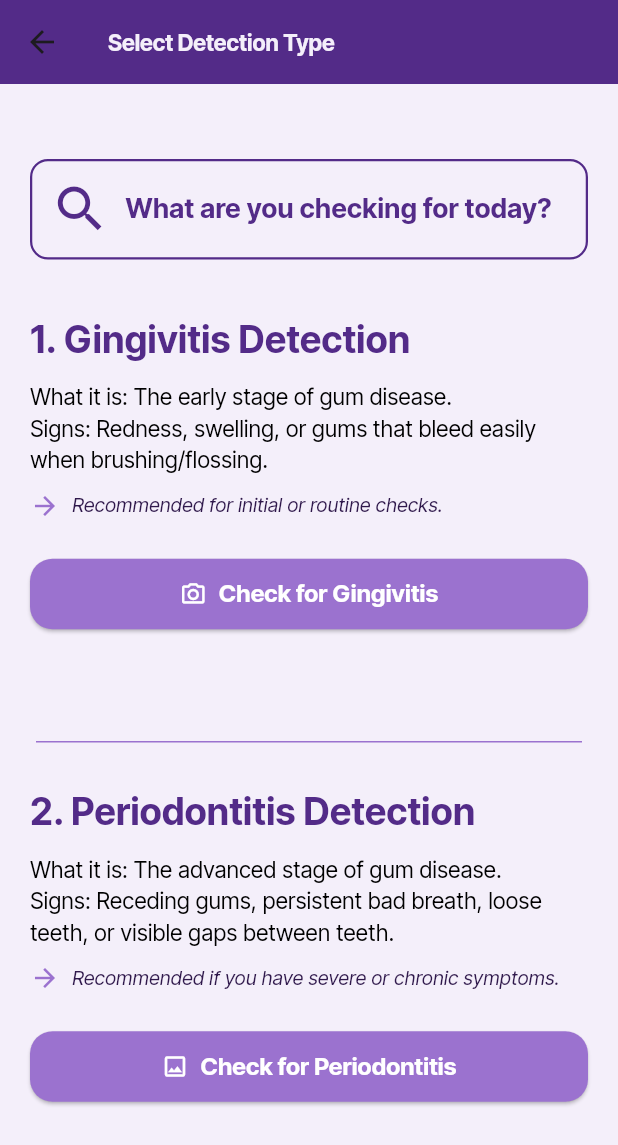
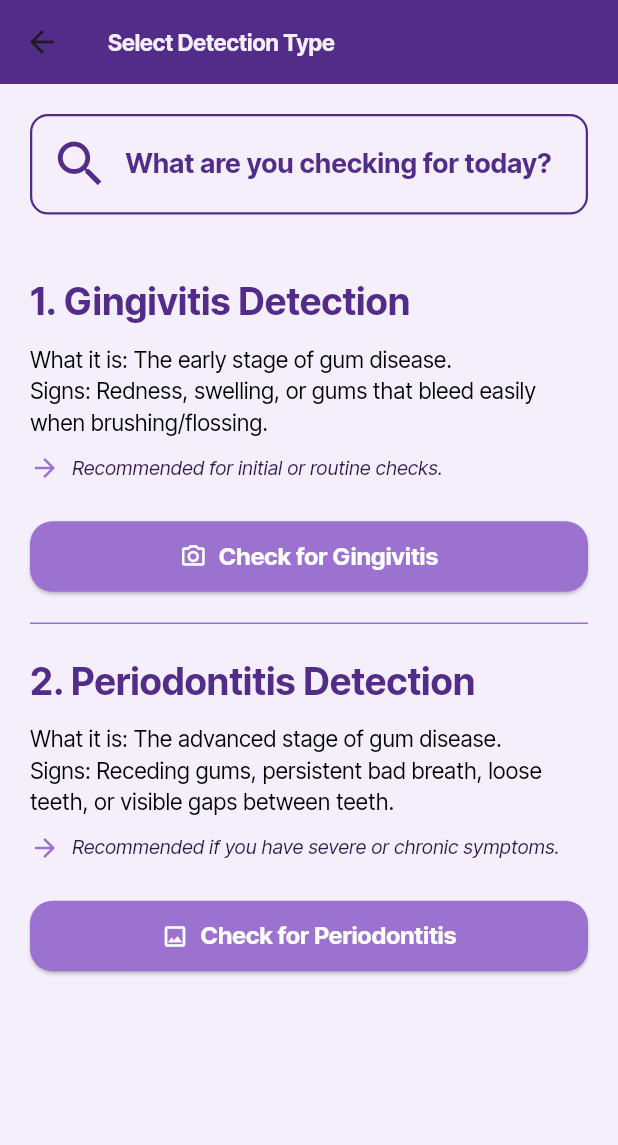
Before and after one commit to jayn95/deepdent, a Flutter app: the DiseaseSelectionScreen screen opened directly, on a phone screen of 412 x 824 dp. Shown: the top 1145 px of the screen. Run offline on Flutter 3.47's test engine with Material 3 defaults, Android fonts, the phone set to English and light mode, and no system bars; our stand-ins replace image_picker, permission_handler.

Commit message:
added changes

```diff
--- a/lib/screens/disease_selection_screen.dart
+++ b/lib/screens/disease_selection_screen.dart
@@ -12,9 +12,9 @@ class DiseaseSelectionScreen extends StatelessWidget {
       appBar: AppBar(title: const Text("Select Detection Type")),
       body: Column(
         children: [
-          const SizedBox(height: 50),
+          // Fixed search box at the top
           Padding(
-            padding: const EdgeInsets.symmetric(horizontal: 20),
+            padding: const EdgeInsets.all(20),
             child: Container(
               padding: const EdgeInsets.all(12),
               decoration: BoxDecoration(
@@ -43,14 +43,16 @@ class DiseaseSelectionScreen extends StatelessWidget {
               ),
             ),
           ),
-          // Upper half: Gingivitis
+
+          // Scrollable section for the rest
           Expanded(
-            child: Padding(
-              padding: const EdgeInsets.symmetric(horizontal: 20, vertical: 5),
+            child: SingleChildScrollView(
+              padding: const EdgeInsets.symmetric(horizontal: 20),
               child: Column(
                 crossAxisAlignment: CrossAxisAlignment.start,
                 children: [
-                  const SizedBox(height: 30),
+                  // Gingivitis Section
+                  const SizedBox(height: 20),
                   const Text(
                     "1. Gingivitis Detection",
                     style: TextStyle(
@@ -97,33 +99,22 @@ class DiseaseSelectionScreen extends StatelessWidget {
                         Navigator.push(
                           context,
                           MaterialPageRoute(
-                            builder:
-                                (context) =>
-                                    const GingiInsScreen(), // route changed to gingi-ins.dart
+                            builder: (context) => const GingiInsScreen(),
                           ),
                         );
                       },
                     ),
                   ),
-                ],
-              ),
-            ),
-          ),
 
-          // horizontal divider instead of different background for perio
-          const Padding(
-            padding: EdgeInsets.symmetric(horizontal: 24.0),
-            child: Divider(height: 1, thickness: 1, color: Color(0xFF9B72CF)),
-          ),
-          const SizedBox(height: 8),
+                  const SizedBox(height: 20),
+                  const Divider(
+                    height: 1,
+                    thickness: 1,
+                    color: Color(0xFF9B72CF),
+                  ),
+                  const SizedBox(height: 20),
 
-          Expanded(
-            child: Padding(
-              padding: const EdgeInsets.symmetric(horizontal: 20, vertical: 10),
-              child: Column(
-                crossAxisAlignment: CrossAxisAlignment.start,
-                children: [
-                  const SizedBox(height: 10),
+                  // Periodontitis Section
                   const Text(
                     "2. Periodontitis Detection",
                     style: TextStyle(
@@ -170,14 +161,13 @@ class DiseaseSelectionScreen extends StatelessWidget {
                         Navigator.push(
                           context,
                           MaterialPageRoute(
-                            builder:
-                                (context) =>
-                                    const PerioInsScreen(), // route changed to perio-ins.dart
+                            builder: (context) => const PerioInsScreen(),
                           ),
                         );
                       },
                     ),
                   ),
+                  const SizedBox(height: 20), // extra bottom padding
                 ],
               ),
             ),
```
Also changed, not shown: lib/screens/detection_gingivitis_screen.dart (+78 -27 lines), lib/screens/detection_periodontitis_screen.dart (+23 -8 lines), lib/screens/detection_tabs.dart (deleted, +0 -35 lines), lib/screens/history_screen.dart (deleted, +0 -64 lines), lib/screens/result_screen.dart (deleted, +0 -65 lines), lib/widgets/bbox_painter.dart (deleted, +0 -59 lines), 1 other file.
